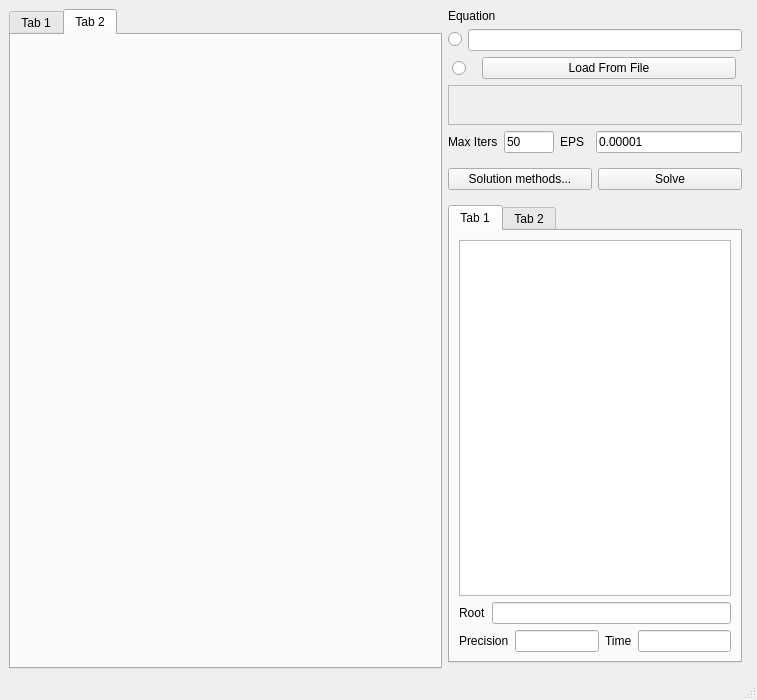
First picture: the form in window2.ui, repository Quarz0/Root-Finder, before the edit.
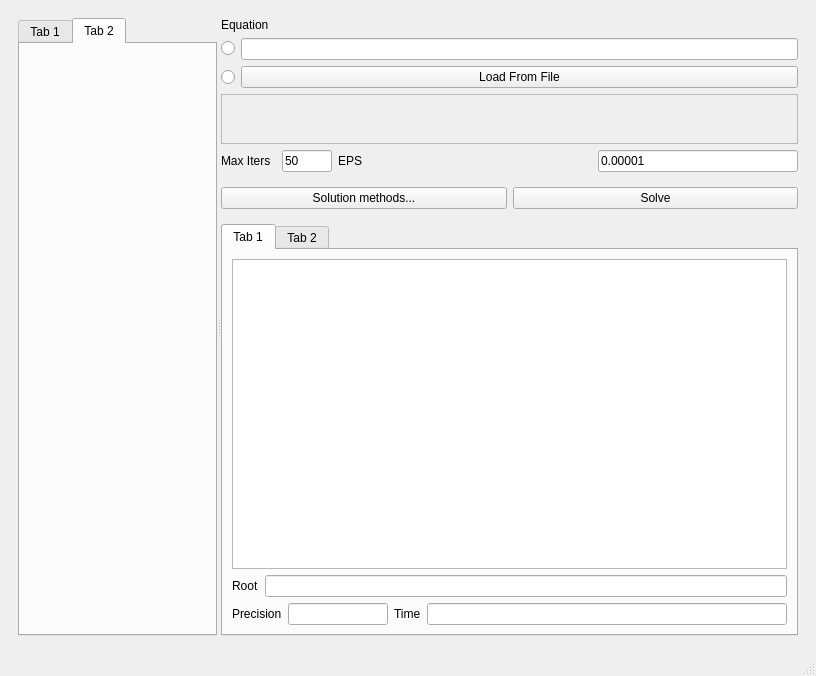
Second picture: the form after the edit. The open tabs and pages were chosen to show the change.

Commit message: Add split layout and vertical layout for latex display

```diff
--- a/window2.ui
+++ b/window2.ui
@@ -6,8 +6,8 @@
             <rect>
                 <x>0</x>
                 <y>0</y>
-                <width>757</width>
-                <height>700</height>
+    <width>816</width>
+    <height>676</height>
             </rect>
         </property>
         <property name="windowTitle">
@@ -16,6 +16,19 @@
         <widget class="QWidget" name="centralwidget">
             <layout class="QHBoxLayout" name="horizontalLayout">
                 <item>
+     <widget class="QWidget" name="mainWidget" native="true">
+      <property name="minimumSize">
+       <size>
+        <width>100</width>
+        <height>0</height>
+       </size>
+      </property>
+      <layout class="QHBoxLayout" name="horizontalLayout_8">
+       <item>
+        <widget class="QSplitter" name="splitter">
+         <property name="orientation">
+          <enum>Qt::Horizontal</enum>
+         </property>
                     <widget class="QTabWidget" name="graphTabWidget">
                         <property name="currentIndex">
                             <number>0</number>
@@ -50,27 +63,13 @@
                             </attribute>
                         </widget>
                     </widget>
-                </item>
-                <item>
-                    <widget class="QWidget" name="sidewindow" native="true">
-                        <property name="minimumSize">
-                            <size>
-                                <width>300</width>
-                                <height>0</height>
-                            </size>
-                        </property>
-                        <property name="maximumSize">
-                            <size>
-                                <width>260</width>
-                                <height>16777215</height>
-                            </size>
-                        </property>
-                        <layout class="QGridLayout" name="gridLayout">
-                            <property name="margin">
-                                <number>0</number>
-                            </property>
-                            <item row="0" column="0">
                                 <widget class="QWidget" name="widget" native="true">
+          <property name="sizePolicy">
+           <sizepolicy hsizetype="Expanding" vsizetype="Expanding">
+            <horstretch>0</horstretch>
+            <verstretch>0</verstretch>
+           </sizepolicy>
+          </property>
                                     <property name="minimumSize">
                                         <size>
                                             <width>280</width>
@@ -96,6 +95,18 @@
                                         </item>
                                         <item>
                                             <widget class="QWidget" name="widget_5" native="true">
+             <property name="sizePolicy">
+              <sizepolicy hsizetype="Expanding" vsizetype="Minimum">
+               <horstretch>0</horstretch>
+               <verstretch>0</verstretch>
+              </sizepolicy>
+             </property>
+             <property name="minimumSize">
+              <size>
+               <width>0</width>
+               <height>0</height>
+              </size>
+             </property>
                                                 <layout class="QHBoxLayout" name="horizontalLayout_4">
                                                     <property name="margin">
                                                         <number>0</number>
@@ -115,6 +126,12 @@
                                         </item>
                                         <item>
                                             <widget class="QWidget" name="widget_6" native="true">
+             <property name="sizePolicy">
+              <sizepolicy hsizetype="Expanding" vsizetype="Preferred">
+               <horstretch>0</horstretch>
+               <verstretch>0</verstretch>
+              </sizepolicy>
+             </property>
                                                 <layout class="QHBoxLayout" name="horizontalLayout_5">
                                                     <property name="margin">
                                                         <number>0</number>
@@ -141,20 +158,20 @@
                                                     <item>
                                                         <widget class="QPushButton" name="loadFileButton">
                                                             <property name="sizePolicy">
-                                                                <sizepolicy hsizetype="Fixed" vsizetype="Fixed">
+                 <sizepolicy hsizetype="Expanding" vsizetype="Fixed">
                                                                     <horstretch>0</horstretch>
                                                                     <verstretch>0</verstretch>
                                                                 </sizepolicy>
                                                             </property>
                                                             <property name="minimumSize">
                                                                 <size>
-                                                                    <width>254</width>
+                  <width>0</width>
                                                                     <height>0</height>
                                                                 </size>
                                                             </property>
                                                             <property name="maximumSize">
                                                                 <size>
-                                                                    <width>120</width>
+                  <width>16777215</width>
                                                                     <height>16777215</height>
                                                                 </size>
                                                             </property>
@@ -167,11 +184,23 @@
                                             </widget>
                                         </item>
                                         <item>
-                                            <widget class="QFrame" name="frame">
+            <widget class="QFrame" name="latexFrame">
+             <property name="sizePolicy">
+              <sizepolicy hsizetype="Preferred" vsizetype="Fixed">
+               <horstretch>0</horstretch>
+               <verstretch>0</verstretch>
+              </sizepolicy>
+             </property>
                                                 <property name="minimumSize">
                                                     <size>
                                                         <width>0</width>
-                                                        <height>40</height>
+               <height>50</height>
+              </size>
+             </property>
+             <property name="maximumSize">
+              <size>
+               <width>16777215</width>
+               <height>50</height>
                                                     </size>
                                                 </property>
                                                 <property name="frameShape">
@@ -180,6 +209,7 @@
                                                 <property name="frameShadow">
                                                     <enum>QFrame::Raised</enum>
                                                 </property>
+             <layout class="QVBoxLayout" name="latexLayout"/>
                                             </widget>
                                         </item>
                                         <item>
@@ -319,14 +349,14 @@
                                                                         <number>0</number>
                                                                     </property>
                                                                     <item>
-                                                                        <widget class="QLabel">
+                   <widget class="QLabel" name="label">
                                                                             <property name="text">
                                                                                 <string>Root</string>
                                                                             </property>
                                                                         </widget>
                                                                     </item>
                                                                     <item>
-                                                                        <widget class="QLineEdit"/>
+                   <widget class="QLineEdit" name="lineEdit"/>
                                                                     </item>
                                                                 </layout>
                                                             </widget>
@@ -338,14 +368,14 @@
                                                                         <number>0</number>
                                                                     </property>
                                                                     <item>
-                                                                        <widget class="QLabel">
+                   <widget class="QLabel" name="label">
                                                                             <property name="text">
                                                                                 <string>Precision</string>
                                                                             </property>
                                                                         </widget>
                                                                     </item>
                                                                     <item>
-                                                                        <widget class="QLineEdit">
+                   <widget class="QLineEdit" name="lineEdit">
                                                                             <property name="maximumSize">
                                                                                 <size>
                                                                                     <width>100</width>
@@ -355,14 +385,14 @@
                                                                         </widget>
                                                                     </item>
                                                                     <item>
-                                                                        <widget class="QLabel">
+                   <widget class="QLabel" name="label">
                                                                             <property name="text">
                                                                                 <string>Time</string>
                                                                             </property>
                                                                         </widget>
                                                                     </item>
                                                                     <item>
-                                                                        <widget class="QLineEdit"/>
+                   <widget class="QLineEdit" name="lineEdit"/>
                                                                     </item>
                                                                 </layout>
                                                             </widget>
@@ -378,15 +408,6 @@
                                         </item>
                                     </layout>
                                 </widget>
-                            </item>
-                            <item row="5" column="4">
-                                <widget class="QWidget" name="widget_2" native="true">
-                                    <property name="sizePolicy">
-                                        <sizepolicy hsizetype="Expanding" vsizetype="Preferred">
-                                            <horstretch>0</horstretch>
-                                            <verstretch>0</verstretch>
-                                        </sizepolicy>
-                                    </property>
                                 </widget>
                             </item>
                         </layout>
```
Left out of the diff: 4 changed lines with no effect on the pictures. Lines whose indentation alone changed are shown as unchanged. The commit also changes 1 other file.
